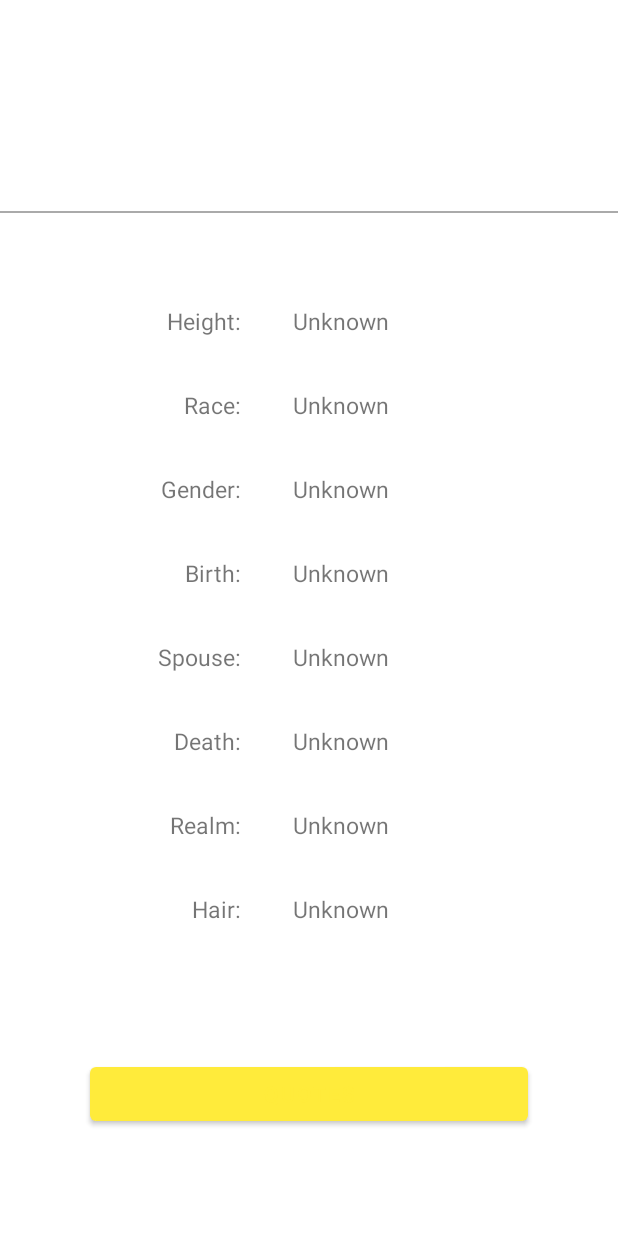
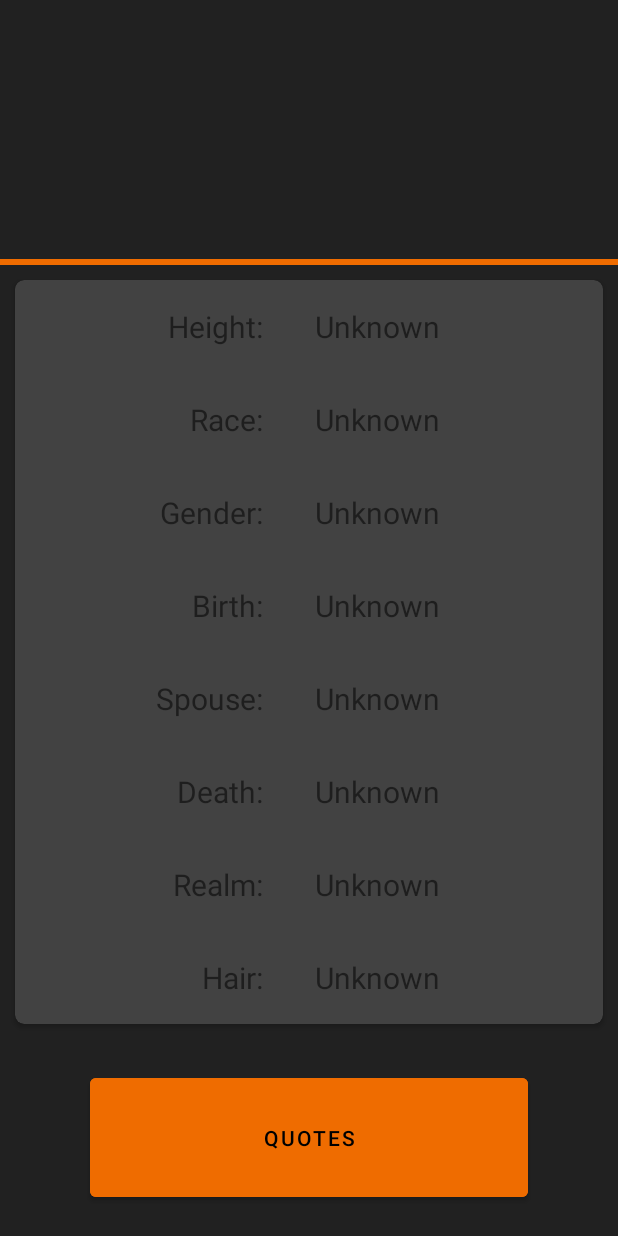
Before and after one commit to Neiscafe/TheOneApp, an Android app: the CharacterDescriptionActivity screen opened directly, with no data from a screen before it, on a phone screen of 412 x 824 dp. Run offline under Robolectric (Android 15) with nearby library versions, the phone set to English and light mode, and no system bars.

Commit message:
mudança no design da tela de descrição de personagens e na tela de filmes

```diff
--- a/app/build.gradle
+++ b/app/build.gradle
@@ -75,4 +75,7 @@ dependencies {
     implementation 'com.squareup.retrofit2:converter-moshi:2.9.0'
     implementation 'com.google.code.gson:gson:2.9.0'
 
+    annotationProcessor 'com.github.bumptech.glide:compiler:4.13.2'
+    implementation 'com.github.bumptech.glide:glide:4.13.2'
+
 }
--- a/app/src/main/java/com/example/theoneapp/ui/characters/characterDescription/CharacterDescriptionActivity.kt
+++ b/app/src/main/java/com/example/theoneapp/ui/characters/characterDescription/CharacterDescriptionActivity.kt
@@ -3,6 +3,7 @@ package com.example.theoneapp.ui.characters.characterDescription
 import android.content.Intent
 import android.os.Bundle
 import androidx.appcompat.app.AppCompatActivity
+import com.bumptech.glide.Glide
 import com.example.theoneapp.databinding.ActivityCharacterDescriptionBinding
 import com.example.theoneapp.model.Character
 import com.example.theoneapp.ui.characters.characterQuotes.CharacterQuotesActivity
--- a/app/src/main/res/layout/activity_character_description.xml
+++ b/app/src/main/res/layout/activity_character_description.xml
@@ -4,64 +4,67 @@
     xmlns:tools="http://schemas.android.com/tools"
     android:layout_width="match_parent"
     android:layout_height="match_parent"
-    tools:context=".ui.characters.characterDescription.CharacterDescriptionActivity">
-
-<!--    <com.google.android.material.appbar.AppBarLayout-->
-<!--        android:layout_width="match_parent"-->
-<!--        android:layout_height="wrap_content"-->
-<!--        android:theme="@style/Theme.TheOneApp.AppBarOverlay">-->
-
-<!--        <androidx.appcompat.widget.Toolbar-->
-<!--            android:id="@+id/toolbar"-->
-<!--            android:layout_width="match_parent"-->
-<!--            android:layout_height="?attr/actionBarSize"-->
-<!--            android:background="?attr/colorPrimary"-->
-<!--            app:popupTheme="@style/Theme.TheOneApp.PopupOverlay" />-->
-
-<!--    </com.google.android.material.appbar.AppBarLayout>-->
+    tools:context=".ui.characters.characterDescription.CharacterDescriptionActivity"
+    android:background="@color/grey">
 
     <TextView
         android:id="@+id/tvCharacterName"
         android:layout_width="0dp"
         android:layout_height="wrap_content"
-        android:padding="50dp"
         android:textAlignment="center"
-        android:textSize="30sp"
+        android:textSize="40sp"
+        android:textColor="@color/lightOrange"
         app:layout_constraintEnd_toEndOf="parent"
         app:layout_constraintStart_toStartOf="parent"
-        app:layout_constraintTop_toTopOf="parent"
+        app:layout_constraintBottom_toTopOf="@id/vSeparator"
         tools:text="character name" />
 
     <View
         android:id="@+id/vSeparator"
         android:layout_width="match_parent"
-        android:layout_height="1dp"
-        android:background="@android:color/darker_gray"
+        android:layout_height="4dp"
+        android:background="@color/orange"
         app:layout_constraintEnd_toEndOf="parent"
         app:layout_constraintStart_toStartOf="parent"
         app:layout_constraintTop_toBottomOf="@id/tvCharacterName" />
+
+    <androidx.cardview.widget.CardView
+        android:id="@+id/cvDescription"
+        android:layout_width="0dp"
+        android:layout_height="wrap_content"
+        app:layout_constraintEnd_toEndOf="parent"
+        app:layout_constraintStart_toStartOf="parent"
+        app:layout_constraintTop_toBottomOf="@id/vSeparator"
+        app:layout_constraintBottom_toTopOf="@id/btQuotes"
+        app:cardCornerRadius="6dp"
+        app:cardBackgroundColor="@color/lightGrey"
+        android:layout_margin="10dp">
+
+        <androidx.constraintlayout.widget.ConstraintLayout
+            android:layout_width="match_parent"
+            android:layout_height="wrap_content">
 
             <TextView
                 android:id="@+id/tvCharacterHeightTx"
                 android:layout_width="wrap_content"
                 android:layout_height="wrap_content"
-        android:layout_marginTop="44dp"
                 android:padding="17dp"
                 android:text="Height:"
-        android:textSize="15sp"
+                android:textSize="20sp"
                 app:layout_constraintEnd_toEndOf="parent"
                 app:layout_constraintHorizontal_bias="0.287"
                 app:layout_constraintStart_toStartOf="parent"
-        app:layout_constraintTop_toBottomOf="@id/vSeparator" />
+                app:layout_constraintTop_toTopOf="parent" />
 
             <TextView
                 android:id="@+id/tvCharacterHeight"
-        android:layout_width="wrap_content"
+                android:layout_width="0dp"
                 android:layout_height="wrap_content"
                 android:padding="17dp"
-        android:textSize="15sp"
+                android:textSize="20sp"
+                app:layout_constraintEnd_toEndOf="parent"
                 app:layout_constraintStart_toEndOf="@id/tvCharacterHeightTx"
-        app:layout_constraintTop_toTopOf="@id/tvCharacterHeightTx"
+                app:layout_constraintTop_toTopOf="parent"
                 tools:text="texto" />
 
             <TextView
@@ -70,16 +73,17 @@
                 android:layout_height="wrap_content"
                 android:padding="17dp"
                 android:text="Race:"
-        android:textSize="15sp"
+                android:textSize="20sp"
                 app:layout_constraintEnd_toEndOf="@id/tvCharacterHeightTx"
-        app:layout_constraintTop_toBottomOf="@id/tvCharacterHeightTx" />
+                app:layout_constraintTop_toBottomOf="@id/tvCharacterHeight" />
 
             <TextView
                 android:id="@+id/tvCharacterRace"
-        android:layout_width="wrap_content"
+                android:layout_width="0dp"
                 android:layout_height="wrap_content"
                 android:padding="17dp"
-        android:textSize="15sp"
+                android:textSize="20sp"
+                app:layout_constraintEnd_toEndOf="parent"
                 app:layout_constraintStart_toEndOf="@id/tvCharacterRaceTx"
                 app:layout_constraintTop_toTopOf="@id/tvCharacterRaceTx"
                 tools:text="texto" />
@@ -90,16 +94,17 @@
                 android:layout_height="wrap_content"
                 android:padding="17dp"
                 android:text="Gender:"
-        android:textSize="15sp"
+                android:textSize="20sp"
                 app:layout_constraintEnd_toEndOf="@id/tvCharacterHeightTx"
-        app:layout_constraintTop_toBottomOf="@id/tvCharacterRaceTx" />
+                app:layout_constraintTop_toBottomOf="@id/tvCharacterRace" />
 
             <TextView
                 android:id="@+id/tvCharacterGender"
-        android:layout_width="wrap_content"
+                android:layout_width="0dp"
                 android:layout_height="wrap_content"
                 android:padding="17dp"
-        android:textSize="15sp"
+                android:textSize="20sp"
+                app:layout_constraintEnd_toEndOf="parent"
                 app:layout_constraintStart_toEndOf="@id/tvCharacterGenderTx"
                 app:layout_constraintTop_toTopOf="@id/tvCharacterGenderTx"
                 tools:text="texto" />
@@ -110,16 +115,16 @@
                 android:layout_height="wrap_content"
                 android:padding="17dp"
                 android:text="Birth:"
-        android:textSize="15sp"
+                android:textSize="20sp"
                 app:layout_constraintEnd_toEndOf="@id/tvCharacterHeightTx"
-        app:layout_constraintTop_toBottomOf="@id/tvCharacterGenderTx" />
+                app:layout_constraintTop_toBottomOf="@id/tvCharacterGender" />
 
             <TextView
                 android:id="@+id/tvCharacterBirth"
                 android:layout_width="0dp"
                 android:layout_height="wrap_content"
                 android:padding="17dp"
-        android:textSize="15sp"
+                android:textSize="20sp"
                 app:layout_constraintEnd_toEndOf="parent"
                 app:layout_constraintHorizontal_bias="0.0"
                 app:layout_constraintStart_toEndOf="@id/tvCharacterBirthTx"
@@ -132,16 +137,16 @@
                 android:layout_height="wrap_content"
                 android:padding="17dp"
                 android:text="Spouse:"
-        android:textSize="15sp"
+                android:textSize="20sp"
                 app:layout_constraintEnd_toEndOf="@id/tvCharacterHeightTx"
-        app:layout_constraintTop_toBottomOf="@id/tvCharacterBirthTx" />
+                app:layout_constraintTop_toBottomOf="@id/tvCharacterBirth" />
 
             <TextView
                 android:id="@+id/tvCharacterSpouse"
                 android:layout_width="0dp"
                 android:layout_height="wrap_content"
                 android:padding="17dp"
-        android:textSize="15sp"
+                android:textSize="20sp"
                 app:layout_constraintEnd_toEndOf="parent"
                 app:layout_constraintHorizontal_bias="0.0"
                 app:layout_constraintStart_toEndOf="@id/tvCharacterSpouseTx"
@@ -154,16 +159,17 @@
                 android:layout_height="wrap_content"
                 android:padding="17dp"
                 android:text="Death:"
-        android:textSize="15sp"
+                android:textSize="20sp"
                 app:layout_constraintEnd_toEndOf="@id/tvCharacterHeightTx"
-        app:layout_constraintTop_toBottomOf="@id/tvCharacterSpouseTx" />
+                app:layout_constraintTop_toBottomOf="@id/tvCharacterSpouse" />
 
             <TextView
                 android:id="@+id/tvCharacterDeath"
-        android:layout_width="wrap_content"
+                android:layout_width="0dp"
                 android:layout_height="wrap_content"
                 android:padding="17dp"
-        android:textSize="15sp"
+                android:textSize="20sp"
+                app:layout_constraintEnd_toEndOf="parent"
                 app:layout_constraintStart_toEndOf="@id/tvCharacterDeathTx"
                 app:layout_constraintTop_toTopOf="@id/tvCharacterDeathTx"
                 tools:text="texto" />
@@ -174,16 +180,17 @@
                 android:layout_height="wrap_content"
                 android:padding="17dp"
                 android:text="Realm:"
-        android:textSize="15sp"
+                android:textSize="20sp"
                 app:layout_constraintEnd_toEndOf="@id/tvCharacterHeightTx"
-        app:layout_constraintTop_toBottomOf="@id/tvCharacterDeathTx" />
+                app:layout_constraintTop_toBottomOf="@id/tvCharacterDeath" />
 
             <TextView
                 android:id="@+id/tvCharacterRealm"
-        android:layout_width="wrap_content"
+                android:layout_width="0dp"
                 android:layout_height="wrap_content"
                 android:padding="17dp"
-        android:textSize="15sp"
+                android:textSize="20sp"
+                app:layout_constraintEnd_toEndOf="parent"
                 app:layout_constraintStart_toEndOf="@id/tvCharacterRealmTx"
                 app:layout_constraintTop_toTopOf="@id/tvCharacterRealmTx"
                 tools:text="texto" />
@@ -194,19 +201,23 @@
                 android:layout_height="wrap_content"
                 android:padding="17dp"
                 android:text="Hair:"
-        android:textSize="15sp"
+                android:textSize="20sp"
                 app:layout_constraintEnd_toEndOf="@id/tvCharacterHeightTx"
-        app:layout_constraintTop_toBottomOf="@id/tvCharacterRealmTx" />
+                app:layout_constraintTop_toBottomOf="@id/tvCharacterRealm" />
 
             <TextView
                 android:id="@+id/tvCharacterHair"
-        android:layout_width="wrap_content"
+                android:layout_width="0dp"
                 android:layout_height="wrap_content"
                 android:padding="17dp"
-        android:textSize="15sp"
+                android:textSize="20sp"
+                app:layout_constraintEnd_toEndOf="parent"
                 app:layout_constraintStart_toEndOf="@id/tvCharacterHairTx"
                 app:layout_constraintTop_toTopOf="@id/tvCharacterHairTx"
                 tools:text="texto" />
+
+        </androidx.constraintlayout.widget.ConstraintLayout>
+    </androidx.cardview.widget.CardView>
 
     <Button
         android:id="@+id/btQuotes"
@@ -214,10 +225,12 @@
         android:layout_height="wrap_content"
         android:layout_marginHorizontal="60dp"
         android:layout_marginVertical="20dp"
+        android:padding="30dp"
         android:text="@string/quotes"
+        android:textColor="@color/black"
+        android:backgroundTint="@color/orange"
         app:layout_constraintBottom_toBottomOf="parent"
         app:layout_constraintEnd_toEndOf="parent"
         app:layout_constraintStart_toStartOf="parent"
-        app:layout_constraintTop_toBottomOf="@id/tvCharacterHairTx" />
-
+        app:layout_constraintTop_toBottomOf="@id/cvDescription" />
 </androidx.constraintlayout.widget.ConstraintLayout>
--- a/app/src/main/res/layout/activity_character_quotes.xml
+++ b/app/src/main/res/layout/activity_character_quotes.xml
@@ -14,7 +14,6 @@
         app:layout_constraintEnd_toEndOf="parent"
         app:layout_constraintStart_toStartOf="parent"
         app:layout_constraintTop_toTopOf="parent"
-        android:layout_marginBottom="60dp"
         tools:listitem="@layout/quote_list_item" />
 
     <ProgressBar
--- a/app/src/main/res/layout/fragment_books.xml
+++ b/app/src/main/res/layout/fragment_books.xml
@@ -8,6 +8,7 @@
 
     <androidx.recyclerview.widget.RecyclerView
         android:id="@+id/rvBookList"
+        android:scrollbars="horizontal"
         android:layout_width="match_parent"
         android:layout_height="0dp"
         app:layout_constraintBottom_toBottomOf="parent"
--- a/app/src/main/res/values-night/themes.xml
+++ b/app/src/main/res/values-night/themes.xml
@@ -3,12 +3,12 @@
     <style name="Theme.TheOneApp" parent="Theme.MaterialComponents.DayNight.DarkActionBar">
         <!-- Primary brand color. -->
         <item name="colorPrimary">@color/yellow</item>
-        <item name="colorPrimaryVariant">@color/yellowDark</item>
+        <item name="colorPrimaryVariant">@color/grey</item>
         <item name="colorOnPrimary">#BEFFEB3B</item>
         <!-- Secondary brand color. -->
         <item name="colorSecondary">@color/teal_200</item>
         <item name="colorSecondaryVariant">@color/teal_200</item>
-        <item name="colorOnSecondary">@color/black</item>
+        <item name="colorOnSecondary">@color/grey</item>
         <!-- Status bar color. -->
         <item name="android:statusBarColor" tools:targetApi="l">?attr/colorPrimaryVariant</item>
         <!-- Customize your theme here. -->
--- a/app/src/main/res/values/colors.xml
+++ b/app/src/main/res/values/colors.xml
@@ -8,6 +8,10 @@
     <color name="black">#FF000000</color>
     <color name="white">#FFFFFFFF</color>
     <color name="grey">#212121</color>
+    <color name="lightGrey">#424242</color>
     <color name="yellow">#ffeb3b</color>
     <color name="yellowDark">#C8B900</color>
+    <color name="orange">#ef6c00</color>
+    <color name="darkOrange">#b53d00</color>
+    <color name="lightOrange">#ff9d3f</color>
 </resources>
```
Also changed, not shown: app/src/main/java/com/example/theoneapp/ui/books/BookAdapter.kt (+23 -3 lines), app/src/main/java/com/example/theoneapp/ui/books/BooksFragment.kt (+13 -8 lines), app/src/main/res/layout/image_list_item.xml (added, +45 -0 lines), app/src/main/res/layout/image_movie_list_item.xml (added, +45 -0 lines). Lines whose indentation alone changed are shown as unchanged.
